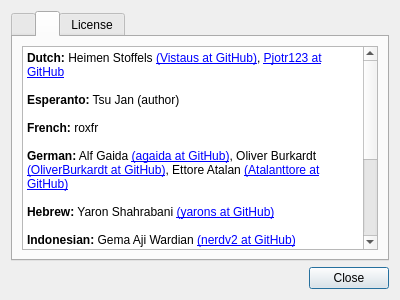
Old version of the form feathernotes/about.ui in the repository tsujan/FeatherNotes.
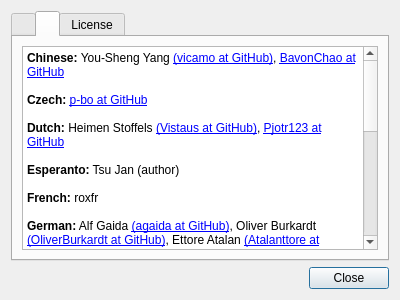
New version of the form. The open tabs and pages were chosen to show the change.

Diff of the .ui file:
```diff
--- a/feathernotes/about.ui
+++ b/feathernotes/about.ui
@@ -97,6 +97,10 @@
 &lt;html&gt;&lt;head&gt;&lt;meta name=&quot;qrichtext&quot; content=&quot;1&quot; /&gt;&lt;style type=&quot;text/css&quot;&gt;
 p, li { white-space: pre-wrap; }
 &lt;/style&gt;&lt;/head&gt;&lt;body style=&quot;  font-weight:400; font-style:normal;&quot;&gt;
+&lt;p style=&quot; margin-top:0px; margin-bottom:0px; margin-left:0px; margin-right:0px; -qt-block-indent:0; text-indent:0px;&quot;&gt;&lt;span style=&quot; font-weight:600;&quot;&gt;Chinese:&lt;/span&gt; You-Sheng Yang &lt;a href=&quot;https://github.com/vicamo&quot;&gt;(vicamo at GitHub)&lt;/a&gt;, &lt;a href=&quot;https://github.com/BavonChao&quot;&gt;BavonChao at GitHub&lt;/a&gt;&lt;/p&gt;
+&lt;p style=&quot;-qt-paragraph-type:empty; margin-top:0px; margin-bottom:0px; margin-left:0px; margin-right:0px; -qt-block-indent:0; text-indent:0px;&quot;&gt;&lt;br /&gt;&lt;/p&gt;
+&lt;p style=&quot; margin-top:0px; margin-bottom:0px; margin-left:0px; margin-right:0px; -qt-block-indent:0; text-indent:0px;&quot;&gt;&lt;span style=&quot; font-weight:600;&quot;&gt;Czech:&lt;/span&gt; &lt;a href=&quot;https://github.com/p-bo&quot;&gt;p-bo at GitHub&lt;/a&gt;&lt;/p&gt;
+&lt;p style=&quot;-qt-paragraph-type:empty; margin-top:0px; margin-bottom:0px; margin-left:0px; margin-right:0px; -qt-block-indent:0; text-indent:0px;&quot;&gt;&lt;br /&gt;&lt;/p&gt;
 &lt;p style=&quot; margin-top:0px; margin-bottom:0px; margin-left:0px; margin-right:0px; -qt-block-indent:0; text-indent:0px;&quot;&gt;&lt;span style=&quot; font-weight:600;&quot;&gt;Dutch:&lt;/span&gt; Heimen Stoffels &lt;a href=&quot;https://github.com/Vistaus&quot;&gt;(Vistaus at GitHub)&lt;/a&gt;, &lt;a href=&quot;https://github.com/Pjotr123&quot;&gt;Pjotr123 at GitHub&lt;/a&gt;&lt;/p&gt;
 &lt;p style=&quot;-qt-paragraph-type:empty; margin-top:0px; margin-bottom:0px; margin-left:0px; margin-right:0px; -qt-block-indent:0; text-indent:0px;&quot;&gt;&lt;br /&gt;&lt;/p&gt;
 &lt;p style=&quot; margin-top:0px; margin-bottom:0px; margin-left:0px; margin-right:0px; -qt-block-indent:0; text-indent:0px;&quot;&gt;&lt;span style=&quot; font-weight:600;&quot;&gt;Esperanto:&lt;/span&gt; Tsu Jan (author)&lt;/p&gt;
@@ -109,15 +113,19 @@
 &lt;p style=&quot;-qt-paragraph-type:empty; margin-top:0px; margin-bottom:0px; margin-left:0px; margin-right:0px; -qt-block-indent:0; text-indent:0px;&quot;&gt;&lt;br /&gt;&lt;/p&gt;
 &lt;p style=&quot; margin-top:0px; margin-bottom:0px; margin-left:0px; margin-right:0px; -qt-block-indent:0; text-indent:0px;&quot;&gt;&lt;span style=&quot; font-weight:600;&quot;&gt;Indonesian:&lt;/span&gt; Gema Aji Wardian &lt;a href=&quot;https://github.com/nerdv2&quot;&gt;(nerdv2 at GitHub)&lt;/a&gt;&lt;/p&gt;
 &lt;p style=&quot;-qt-paragraph-type:empty; margin-top:0px; margin-bottom:0px; margin-left:0px; margin-right:0px; -qt-block-indent:0; text-indent:0px;&quot;&gt;&lt;br /&gt;&lt;/p&gt;
+&lt;p style=&quot; margin-top:0px; margin-bottom:0px; margin-left:0px; margin-right:0px; -qt-block-indent:0; text-indent:0px;&quot;&gt;&lt;span style=&quot; font-weight:600;&quot;&gt;Japanese:&lt;/span&gt; Masamichi Ito &lt;a href=&quot;https://github.com/ito32bit&quot;&gt;(ito32bit at GitHub)&lt;/a&lt;/p&gt;
+&lt;p style=&quot;-qt-paragraph-type:empty; margin-top:0px; margin-bottom:0px; margin-left:0px; margin-right:0px; -qt-block-indent:0; text-indent:0px;&quot;&gt;&lt;br /&gt;&lt;/p&gt;
 &lt;p style=&quot; margin-top:0px; margin-bottom:0px; margin-left:0px; margin-right:0px; -qt-block-indent:0; text-indent:0px;&quot;&gt;&lt;span style=&quot; font-weight:600;&quot;&gt;Lithuanian:&lt;/span&gt; &lt;a href=&quot;https://github.com/welaq&quot;&gt;welaq at GitHub&lt;/a&gt;&lt;/p&gt;
 &lt;p style=&quot;-qt-paragraph-type:empty; margin-top:0px; margin-bottom:0px; margin-left:0px; margin-right:0px; -qt-block-indent:0; text-indent:0px;&quot;&gt;&lt;br /&gt;&lt;/p&gt;
 &lt;p style=&quot; margin-top:0px; margin-bottom:0px; margin-left:0px; margin-right:0px; -qt-block-indent:0; text-indent:0px;&quot;&gt;&lt;span style=&quot; font-weight:600;&quot;&gt;Polish:&lt;/span&gt; Marcin Mikołajczak &lt;a href=&quot;https://github.com/m4sk1n&quot;&gt;(m4sk1n at GitHub)&lt;/a&gt;&lt;/p&gt;
 &lt;p style=&quot;-qt-paragraph-type:empty; margin-top:0px; margin-bottom:0px; margin-left:0px; margin-right:0px; -qt-block-indent:0; text-indent:0px;&quot;&gt;&lt;br /&gt;&lt;/p&gt;
 &lt;p style=&quot; margin-top:0px; margin-bottom:0px; margin-left:0px; margin-right:0px; -qt-block-indent:0; text-indent:0px;&quot;&gt;&lt;span style=&quot; font-weight:600;&quot;&gt;Portuguese (Brazil):&lt;/span&gt; &lt;a href=&quot;https://github.com/eltonfabricio10&quot;&gt;eltonfabricio10 at GitHub&lt;/a&gt;&lt;/p&gt;
 &lt;p style=&quot;-qt-paragraph-type:empty; margin-top:0px; margin-bottom:0px; margin-left:0px; margin-right:0px; -qt-block-indent:0; text-indent:0px;&quot;&gt;&lt;br /&gt;&lt;/p&gt;
-&lt;p style=&quot; margin-top:0px; margin-bottom:0px; margin-left:0px; margin-right:0px; -qt-block-indent:0; text-indent:0px;&quot;&gt;&lt;span style=&quot; font-weight:600;&quot;&gt;Russian:&lt;/span&gt; Pavel Shlyak &lt;a href=&quot;https://github.com/shlyakpavel&quot;&gt;(shlyakpavel at GitHub)&lt;/a&gt;&lt;/p&gt;
+&lt;p style=&quot; margin-top:0px; margin-bottom:0px; margin-left:0px; margin-right:0px; -qt-block-indent:0; text-indent:0px;&quot;&gt;&lt;span style=&quot; font-weight:600;&quot;&gt;Portuguese (Portugal):&lt;/span&gt; Ruan O. Lima&lt;/p&gt;
 &lt;p style=&quot;-qt-paragraph-type:empty; margin-top:0px; margin-bottom:0px; margin-left:0px; margin-right:0px; -qt-block-indent:0; text-indent:0px;&quot;&gt;&lt;br /&gt;&lt;/p&gt;
-&lt;p style=&quot; margin-top:0px; margin-bottom:0px; margin-left:0px; margin-right:0px; -qt-block-indent:0; text-indent:0px;&quot;&gt;&lt;span style=&quot; font-weight:600;&quot;&gt;Spanish:&lt;/span&gt; &lt;a href=&quot;https://github.com/micrococo&quot;&gt;micrococo at GitHub&lt;/a&gt;, Maximiliano Dvyhailo &lt;a href=&quot;https://github.com/MaxiDvy&quot;&gt;&lt;span;&gt;(MaxiDvy at GitHub)&lt;/span&gt;&lt;/a&gt;&lt;/p&gt;&lt;/body&gt;&lt;/html&gt;</string>
+&lt;p style=&quot; margin-top:0px; margin-bottom:0px; margin-left:0px; margin-right:0px; -qt-block-indent:0; text-indent:0px;&quot;&gt;&lt;span style=&quot; font-weight:600;&quot;&gt;Russian:&lt;/span&gt; Pavel Shlyak &lt;a href=&quot;https://github.com/shlyakpavel&quot;&gt;(shlyakpavel at GitHub)&lt;/a&gt;, Schwonder Reismus &lt;a href=&quot;https://github.com/schw0reismus&quot;&gt;(schw0reismus at GitHub)&lt;/a&gt;&lt;/p&gt;
+&lt;p style=&quot;-qt-paragraph-type:empty; margin-top:0px; margin-bottom:0px; margin-left:0px; margin-right:0px; -qt-block-indent:0; text-indent:0px;&quot;&gt;&lt;br /&gt;&lt;/p&gt;
+&lt;p style=&quot; margin-top:0px; margin-bottom:0px; margin-left:0px; margin-right:0px; -qt-block-indent:0; text-indent:0px;&quot;&gt;&lt;span style=&quot; font-weight:600;&quot;&gt;Spanish:&lt;/span&gt; &lt;a href=&quot;https://github.com/micrococo&quot;&gt;micrococo at GitHub&lt;/a&gt;, Maximiliano Dvyhailo &lt;a href=&quot;https://github.com/MaxiDvy&quot;&gt;&lt;span;&gt;(MaxiDvy at GitHub)&lt;/span&gt;&lt;/a&gt;, Robert Schneider&lt;/p&gt;&lt;/body&gt;&lt;/html&gt;</string>
          </property>
          <property name="openExternalLinks">
           <bool>true</bool>
```
